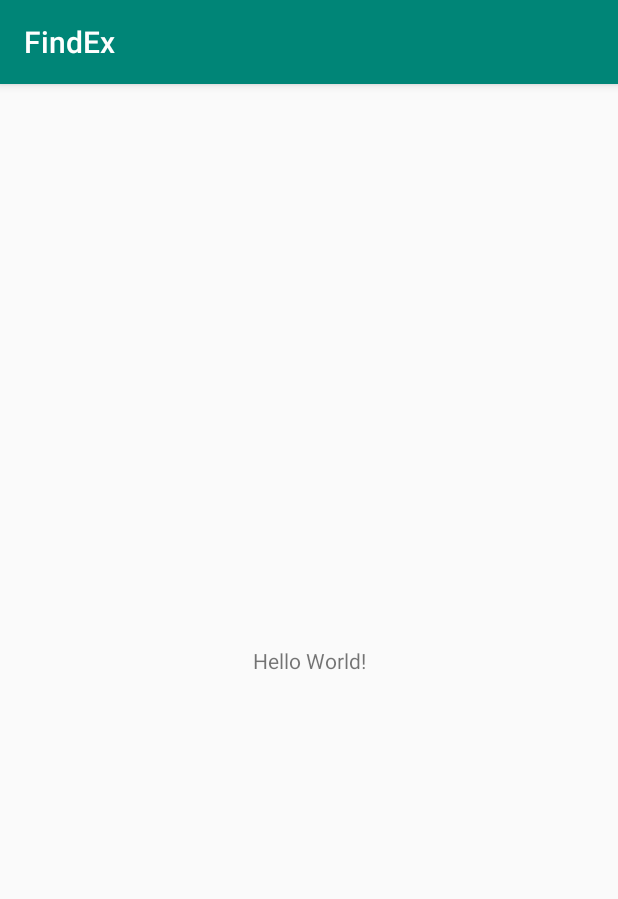
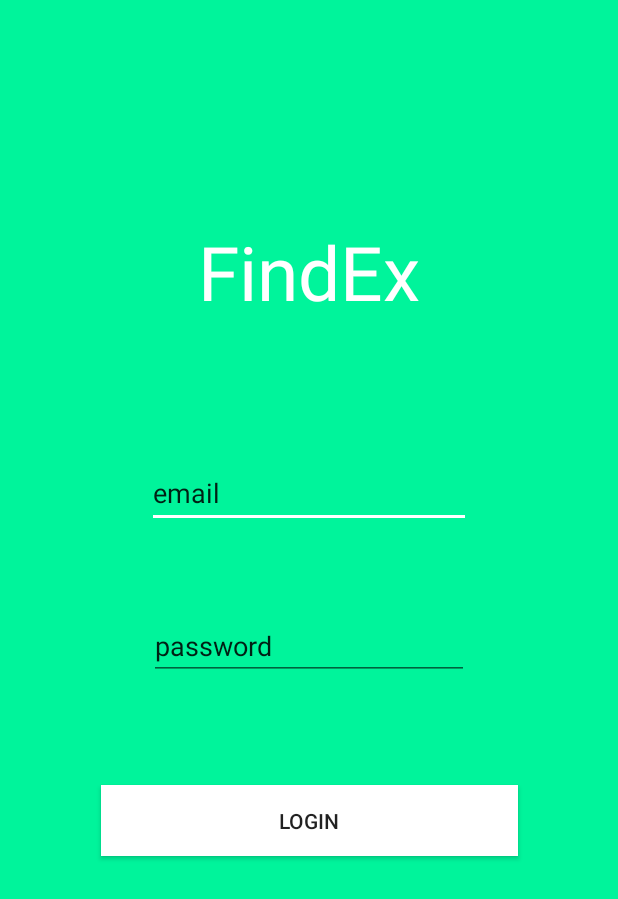
Before and after one commit to amanrayat/FindEx-MAD, an Android app: the screen it shows after launch (MainActivity), on a phone screen of 412 x 824 dp. Shown: the top 899 px of the screen. Run offline under Robolectric (Android 15) with nearby library versions, the phone set to English and light mode, and no system bars.

Commit message:
Login draft, Found item list

```diff
--- a/app/src/main/AndroidManifest.xml
+++ b/app/src/main/AndroidManifest.xml
@@ -8,7 +8,8 @@
         android:label="@string/app_name"
         android:roundIcon="@mipmap/ic_launcher_round"
         android:supportsRtl="true"
-        android:theme="@style/AppTheme">
+        android:theme="@style/NoActionBar">
+        <activity android:name=".FoundItemList"></activity>
         <activity android:name=".MainActivity">
             <intent-filter>
                 <action android:name="android.intent.action.MAIN" />
--- a/app/src/main/java/com/example/findex/MainActivity.java
+++ b/app/src/main/java/com/example/findex/MainActivity.java
@@ -1,14 +1,35 @@
 package com.example.findex;
+
+import android.content.Intent;
+import android.os.Bundle;
+import android.view.View;
+import android.widget.Button;
 
 import androidx.appcompat.app.AppCompatActivity;
 
-import android.os.Bundle;
+// AKA Login page
+public class MainActivity extends AppCompatActivity {
 
-public class MainActivity extends AppCompatActivity {
+    private Button login;
 
     @Override
     protected void onCreate(Bundle savedInstanceState) {
         super.onCreate(savedInstanceState);
         setContentView(R.layout.activity_main);
+
+        // When "login" button is clicked, move to FoundList activity
+        login = findViewById(R.id.button);
+        login.setOnClickListener(new View.OnClickListener() {
+            @Override
+            public void onClick(View view) {
+                openFoundList();
+            }
+        });
+    }
+
+    // Function used in onCreate to open FoundList activity
+    public void openFoundList(){
+        Intent intent = new Intent(this, FoundItemList.class);
+        startActivity(intent);
     }
 }
--- a/app/src/main/res/layout/activity_main.xml
+++ b/app/src/main/res/layout/activity_main.xml
@@ -4,15 +4,77 @@
     xmlns:tools="http://schemas.android.com/tools"
     android:layout_width="match_parent"
     android:layout_height="match_parent"
+    android:background="#00F49B"
     tools:context=".MainActivity">
 
+
     <TextView
+        android:id="@+id/title"
         android:layout_width="wrap_content"
         android:layout_height="wrap_content"
-        android:text="Hello World!"
-        app:layout_constraintBottom_toBottomOf="parent"
-        app:layout_constraintLeft_toLeftOf="parent"
-        app:layout_constraintRight_toRightOf="parent"
+        android:layout_marginStart="106dp"
+        android:layout_marginTop="122dp"
+        android:layout_marginEnd="106dp"
+        android:layout_marginBottom="29dp"
+        android:text="@string/app_name"
+        android:textColor="#FFFF"
+        android:textSize="50sp"
+        app:layout_constraintBottom_toTopOf="@+id/editText3"
+        app:layout_constraintEnd_toEndOf="parent"
+        app:layout_constraintStart_toStartOf="parent"
         app:layout_constraintTop_toTopOf="parent" />
 
+    <EditText
+        android:id="@+id/editText3"
+        android:layout_width="216dp"
+        android:layout_height="46dp"
+        android:layout_marginStart="72dp"
+        android:layout_marginTop="36dp"
+        android:layout_marginEnd="72dp"
+        android:layout_marginBottom="15dp"
+        android:ems="10"
+        android:inputType="textPersonName"
+        android:text="@string/email"
+        android:textColorHighlight="@color/colorPrimary"
+        android:textColorLink="@color/colorPrimary"
+        android:textCursorDrawable="@color/colorPrimary"
+        app:layout_constraintBottom_toTopOf="@+id/editText4"
+        app:layout_constraintEnd_toEndOf="parent"
+        app:layout_constraintStart_toStartOf="parent"
+        app:layout_constraintTop_toBottomOf="@+id/title" />
+
+    <EditText
+        android:id="@+id/editText4"
+        android:layout_width="wrap_content"
+        android:layout_height="wrap_content"
+        android:layout_marginStart="72dp"
+        android:layout_marginTop="15dp"
+        android:layout_marginEnd="72dp"
+        android:layout_marginBottom="26dp"
+        android:ems="10"
+        android:inputType="textPersonName"
+        android:text="@string/password"
+        android:textColorHighlight="@color/colorPrimary"
+        android:textColorLink="@color/colorPrimary"
+        android:textCursorDrawable="@color/colorPrimary"
+        app:layout_constraintBottom_toTopOf="@+id/button"
+        app:layout_constraintEnd_toEndOf="parent"
+        app:layout_constraintStart_toStartOf="parent"
+        app:layout_constraintTop_toBottomOf="@+id/editText3" />
+
+    <Button
+        android:id="@+id/button"
+        android:layout_width="278dp"
+        android:layout_height="47dp"
+        android:layout_marginStart="41dp"
+        android:layout_marginTop="18dp"
+        android:layout_marginEnd="41dp"
+        android:layout_marginBottom="228dp"
+        android:background="@color/colorAccent"
+        android:text="@string/login"
+        app:layout_constraintBottom_toBottomOf="parent"
+        app:layout_constraintEnd_toEndOf="parent"
+        app:layout_constraintStart_toStartOf="parent"
+        app:layout_constraintTop_toBottomOf="@+id/editText4" />
+
 </androidx.constraintlayout.widget.ConstraintLayout>
--- a/app/src/main/res/values/colors.xml
+++ b/app/src/main/res/values/colors.xml
@@ -1,6 +1,6 @@
 <?xml version="1.0" encoding="utf-8"?>
 <resources>
-    <color name="colorPrimary">#008577</color>
-    <color name="colorPrimaryDark">#00574B</color>
-    <color name="colorAccent">#D81B60</color>
+    <color name="colorPrimary">#00F49B</color>
+    <color name="colorPrimaryDark">#000000</color>
+    <color name="colorAccent">#FFFFFF</color>
 </resources>
--- a/app/src/main/res/values/strings.xml
+++ b/app/src/main/res/values/strings.xml
@@ -1,3 +1,7 @@
 <resources>
     <string name="app_name">FindEx</string>
+    <string name="email">email</string>
+    <string name="password">password</string>
+    <string name="login">Login</string>
+
 </resources>
--- a/app/src/main/res/values/styles.xml
+++ b/app/src/main/res/values/styles.xml
@@ -8,4 +8,12 @@
         <item name="colorAccent">@color/colorAccent</item>
     </style>
 
+    <style name="NoActionBar" parent="Theme.AppCompat.Light.NoActionBar">
+        <!-- Customize your theme here. -->
+        <item name="colorPrimary">@color/colorPrimary</item>
+        <item name="colorPrimaryDark">@color/colorPrimaryDark</item>
+        <item name="colorAccent">@color/colorAccent</item>
+    </style>
+
+
 </resources>
--- a/build.gradle
+++ b/build.gradle
@@ -7,7 +7,7 @@ buildscript {
 
     }
     dependencies {
-        classpath 'com.android.tools.build:gradle:3.4.2'
+        classpath 'com.android.tools.build:gradle:3.4.1'
 
         // NOTE: Do not place your application dependencies here; they belong
         // in the individual module build.gradle files
```
Also changed, not shown: app/src/main/java/com/example/findex/FoundItemList.java (added, +70 -0 lines), app/src/main/java/utils/CustomFoundListAdapter.java (added, +55 -0 lines), app/src/main/java/utils/FoundItem.java (added, +63 -0 lines), app/src/main/res/layout/activity_found_item_list.xml (added, +15 -0 lines), app/src/main/res/layout/found_item_adapter_item.xml (added, +24 -0 lines), app/src/main/res/drawable/macbookTestImage.jpeg (added).
